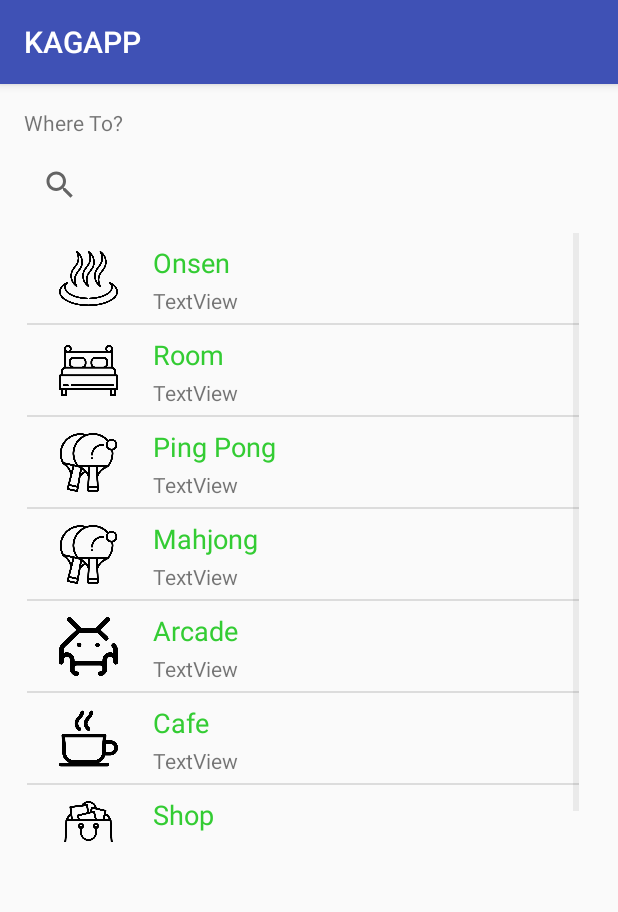
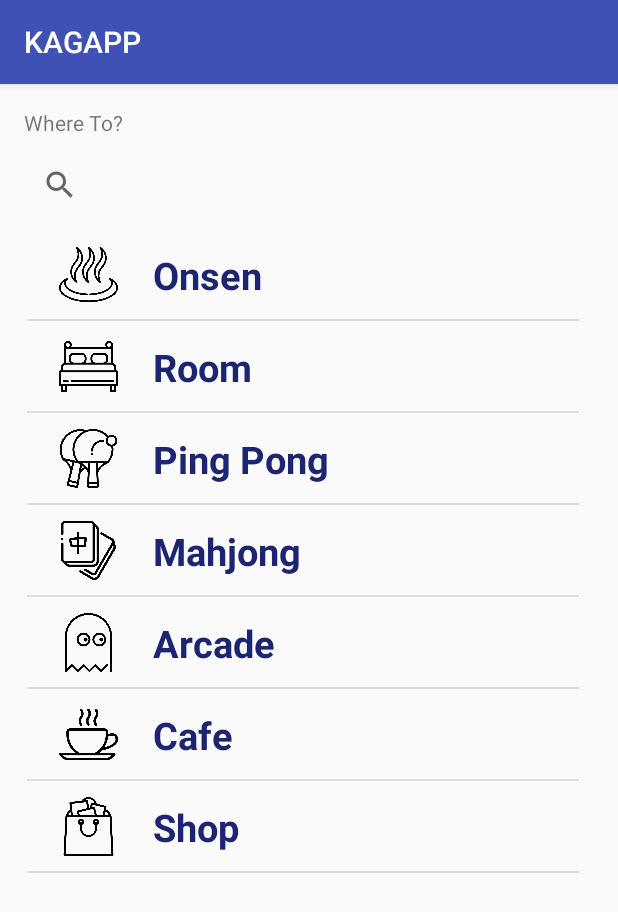
Before and after one commit to cshcsh3/kagapp, an Android app: the NavigateActivity screen opened directly, with no data from a screen before it, on a phone screen of 412 x 824 dp. Shown: the top 912 px of the screen. Run offline under Robolectric (Android 15) with nearby library versions, the phone set to English and light mode, and no system bars.

Commit message:
Updated search
Make changes to search features

```diff
--- a/app/src/main/java/edu/sit/great/kagapp/NavigateActivity.java
+++ b/app/src/main/java/edu/sit/great/kagapp/NavigateActivity.java
@@ -40,9 +40,9 @@ public class NavigateActivity extends AppCompatActivity {
             R.drawable.onsen,
             R.drawable.bed,
             R.drawable.pingpong,
-            R.drawable.pingpong,
-            R.drawable.arcade,
-            R.drawable.cafe,
+            R.drawable.mahjong,
+            R.drawable.ghost,
+            R.drawable.coffee_cup,
             R.drawable.shopping,
     };
 
--- a/app/src/main/res/layout/activity_navigate.xml
+++ b/app/src/main/res/layout/activity_navigate.xml
@@ -31,9 +31,9 @@
     <ListView
         android:id="@+id/listView"
         android:layout_width="368dp"
-        android:layout_height="406dp"
+        android:layout_height="434dp"
         android:layout_marginStart="18dp"
-        android:layout_marginTop="8dp"
+        android:layout_marginTop="5dp"
         app:layout_constraintStart_toStartOf="parent"
         app:layout_constraintTop_toBottomOf="@+id/editText" />
 
--- a/app/src/main/res/layout/searchlist.xml
+++ b/app/src/main/res/layout/searchlist.xml
@@ -29,22 +29,16 @@
                 android:layout_width="wrap_content"
                 android:layout_height="wrap_content"
                 android:layout_marginLeft="18dp"
-                android:layout_marginTop="5dp"
+                android:layout_marginTop="11dp"
                 android:layout_marginStart="16dp"
                 android:padding="2dp"
                 android:text="Medium Text"
                 android:textAppearance="?android:attr/textAppearanceMedium"
-                android:textColor="#33CC33"
+                android:textColor="#1B2572"
+                android:textSize="25dp"
+                android:textStyle="bold"
                 tools:layout_editor_absoluteX="0dp"
                 tools:layout_editor_absoluteY="60dp" />
-
-            <TextView
-                android:id="@+id/textView1"
-                android:layout_width="wrap_content"
-                android:layout_height="wrap_content"
-                android:layout_marginLeft="18dp"
-                android:layout_marginTop="1dp"
-                android:text="TextView" />
 
         </LinearLayout>
     </LinearLayout>
```
Also changed, not shown: app/src/main/res/layout/activity_main.xml (+11 -20 lines), app/src/main/res/drawable/cafe.png (deleted), app/src/main/res/drawable/coffee_cup.png (added), app/src/main/res/drawable/ghost.png (added), app/src/main/res/drawable/mahjong.png (added), app/src/main/res/drawable/yamanaka_onsen.jpg (added), 2 other files.
